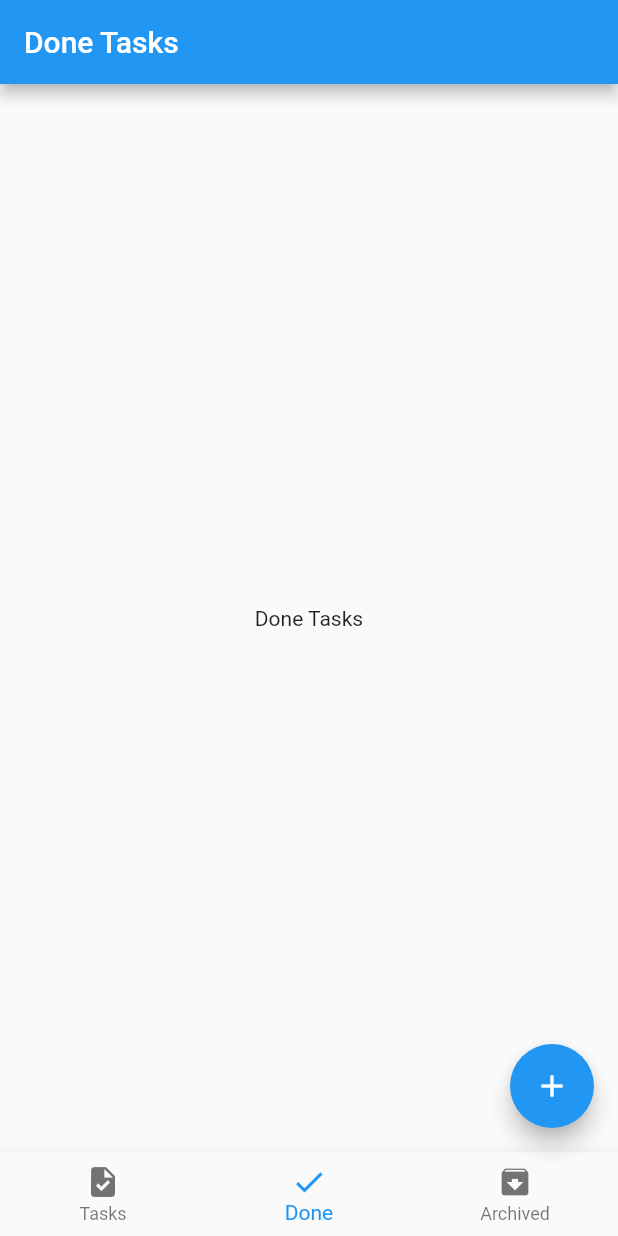
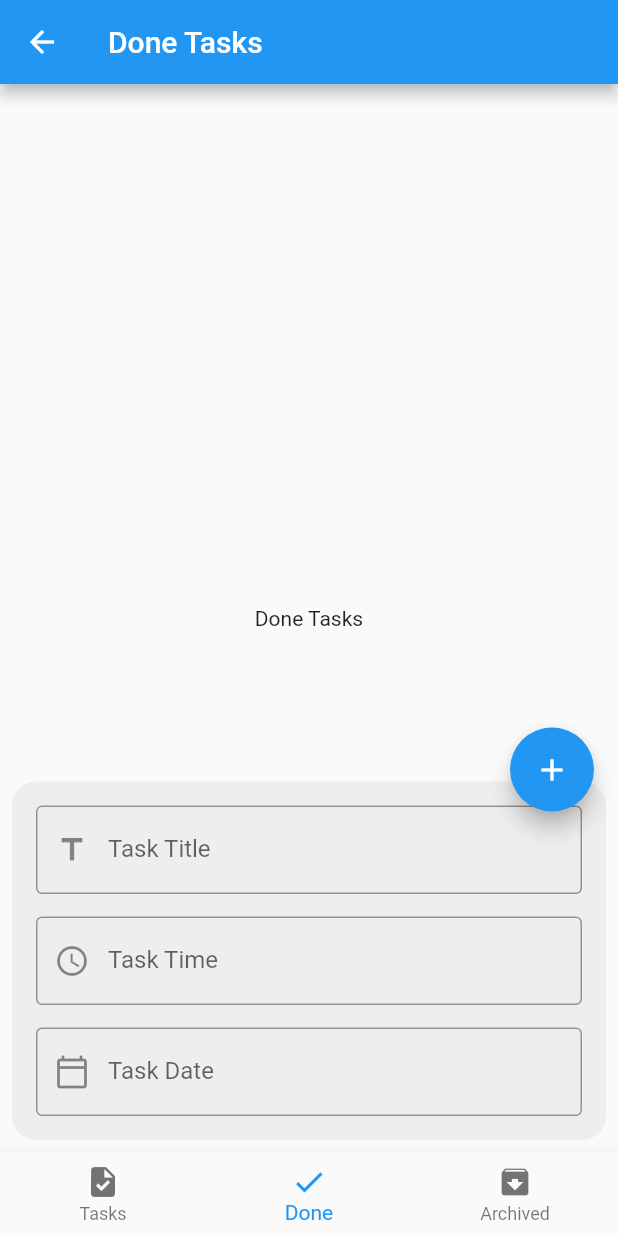
Before and after one commit to ghadaAwad99/FlutterToDoApp, a Flutter app: the screen it shows after launch, item 2 of the bottom bar chosen, after a tap on the "add" icon, on a phone screen of 412 x 824 dp. Run offline on Flutter 3.47's test engine with Material 2 defaults, Android fonts, the phone set to English and light mode, and no system bars; our stand-ins replace sqflite; accounts and stored records are empty.

Commit message:
insert to database from bottom sheet

```diff
--- a/lib/layout/home_layout.dart
+++ b/lib/layout/home_layout.dart
@@ -1,5 +1,6 @@
-import 'package:flutter/cupertino.dart';
 import 'package:flutter/material.dart';
+import 'package:intl/intl.dart';
+import 'package:sqflite/sqflite.dart';
 import 'package:todo_app/modules/archived_tasks/archived_tasks.dart';
 import 'package:todo_app/modules/done_tasks/done_tasks.dart';
 import 'package:todo_app/modules/new_tasks/new_tasks.dart';
@@ -12,23 +13,138 @@ class HomeLayout extends StatefulWidget {
 }
 
 class _HomeLayoutState extends State<HomeLayout> {
-  int currentIndex = 0;
   List<Widget> screens = [
     NewTasksScreen(),
     DoneTasksScreen(),
     ArchivedTasksScreen(),
   ];
   List<String> titles = ['New Tasks', 'Done Tasks', 'Archived Tasks'];
+
+  int currentIndex = 0;
+  late Database db;
+  var scaffoldKey = GlobalKey<ScaffoldState>();
+  var formKey = GlobalKey<FormState>();
+  bool isBottomSheetShown = false;
+  var titleController = TextEditingController();
+  var timeController = TextEditingController();
+  var dateController = TextEditingController();
+
+  @override
+  void initState() {
+    super.initState();
+    createDatabase();
+  }
+
   @override
   Widget build(BuildContext context) {
     return Scaffold(
+      key: scaffoldKey,
       appBar: AppBar(
         title: Text(titles[currentIndex]),
       ),
       body: screens[currentIndex],
       floatingActionButton: FloatingActionButton(
         child: const Icon(Icons.add),
-        onPressed: () {},
+        onPressed: () {
+          if (isBottomSheetShown) {
+            if (formKey.currentState!.validate()) {
+              insertToDatabase(
+                titleController.text,
+                dateController.text,
+                timeController.text,
+              ).then((value) => {});
+              Navigator.pop(context);
+              isBottomSheetShown = false;
+            }
+          } else {
+            scaffoldKey.currentState?.showBottomSheet((context) => Padding(
+                  padding: const EdgeInsets.all(8.0),
+                  child: Container(
+                    padding: const EdgeInsets.all(16.00),
+                    decoration: BoxDecoration(
+                      borderRadius: BorderRadius.circular(16.00),
+                      color: Colors.grey[200],
+                    ),
+                    child: Form(
+                      key: formKey,
+                      child: Column(
+                        mainAxisSize: MainAxisSize.min,
+                        children: [
+                          TextFormField(
+                            controller: titleController,
+                            keyboardType: TextInputType.text,
+                            decoration: const InputDecoration(
+                                label: Text("Task Title"),
+                                prefixIcon: Icon(Icons.title),
+                                border: OutlineInputBorder()),
+                            validator: (value) {
+                              if (value!.isEmpty) {
+                                return "Title must not be Empty";
+                              }
+                              return null;
+                            },
+                          ),
+                          const SizedBox(
+                            height: 15.0,
+                          ),
+                          TextFormField(
+                            controller: timeController,
+                            keyboardType: TextInputType.datetime,
+                            onTap: () {
+                              showTimePicker(
+                                      context: context,
+                                      initialTime: TimeOfDay.now())
+                                  .then((value) {
+                                timeController.text = value!.format(context);
+                              });
+                            },
+                            decoration: const InputDecoration(
+                                label: Text("Task Time"),
+                                prefixIcon: Icon(Icons.watch_later_outlined),
+                                border: OutlineInputBorder()),
+                            validator: (value) {
+                              if (value!.isEmpty) {
+                                return "Time must not be Empty";
+                              }
+                              return null;
+                            },
+                          ),
+                          const SizedBox(
+                            height: 15.0,
+                          ),
+                          TextFormField(
+                            controller: dateController,
+                            keyboardType: TextInputType.datetime,
+                            onTap: () {
+                              showDatePicker(
+                                      context: context,
+                                      lastDate: DateTime.parse('2023-01-01'),
+                                      firstDate: DateTime.now(),
+                                      initialDate: DateTime.now())
+                                  .then((value) {
+                                dateController.text =
+                                    DateFormat.yMMMEd().format(value!);
+                              });
+                            },
+                            decoration: const InputDecoration(
+                                label: Text("Task Date"),
+                                prefixIcon: Icon(Icons.calendar_today_outlined),
+                                border: OutlineInputBorder()),
+                            validator: (value) {
+                              if (value!.isEmpty) {
+                                return "Date must not be Empty";
+                              }
+                              return null;
+                            },
+                          ),
+                        ],
+                      ),
+                    ),
+                  ),
+                ));
+            isBottomSheetShown = true;
+          }
+        },
       ),
       bottomNavigationBar: BottomNavigationBar(
         type: BottomNavigationBarType.fixed,
@@ -46,4 +162,26 @@ class _HomeLayoutState extends State<HomeLayout> {
       ),
     );
   }
+
+  void createDatabase() async {
+    db = await openDatabase('todo.db', version: 1,
+        onCreate: (database, version) {
+      database
+          .execute(
+              'CREATE TABLE Tasks (id INTEGER PRIMARY KEY, title TEXT, date TEXT, time TEXT, status TEXT)')
+          .then((value) {
+        print('table created');
+      }).catchError((error) {
+        print('error on creating table ${error.toString()}');
+      });
+    });
+  }
+
+  Future insertToDatabase(String title, String date, String time) async {
+    await db.transaction((txn) async {
+      int id1 = await txn.rawInsert(
+          'INSERT INTO Tasks(title, date, time, status) VALUES("$title", "$date", "$time", "new")');
+      print('inserted1: $id1');
+    });
+  }
 }
--- a/pubspec.yaml
+++ b/pubspec.yaml
@@ -34,6 +34,8 @@ dependencies:
   # The following adds the Cupertino Icons font to your application.
   # Use with the CupertinoIcons class for iOS style icons.
   cupertino_icons: ^1.0.2
+  sqflite: ^2.0.3
+  intl: ^0.17.0
 
 dev_dependencies:
   flutter_test:
```
Also changed, not shown: pubspec.lock.
